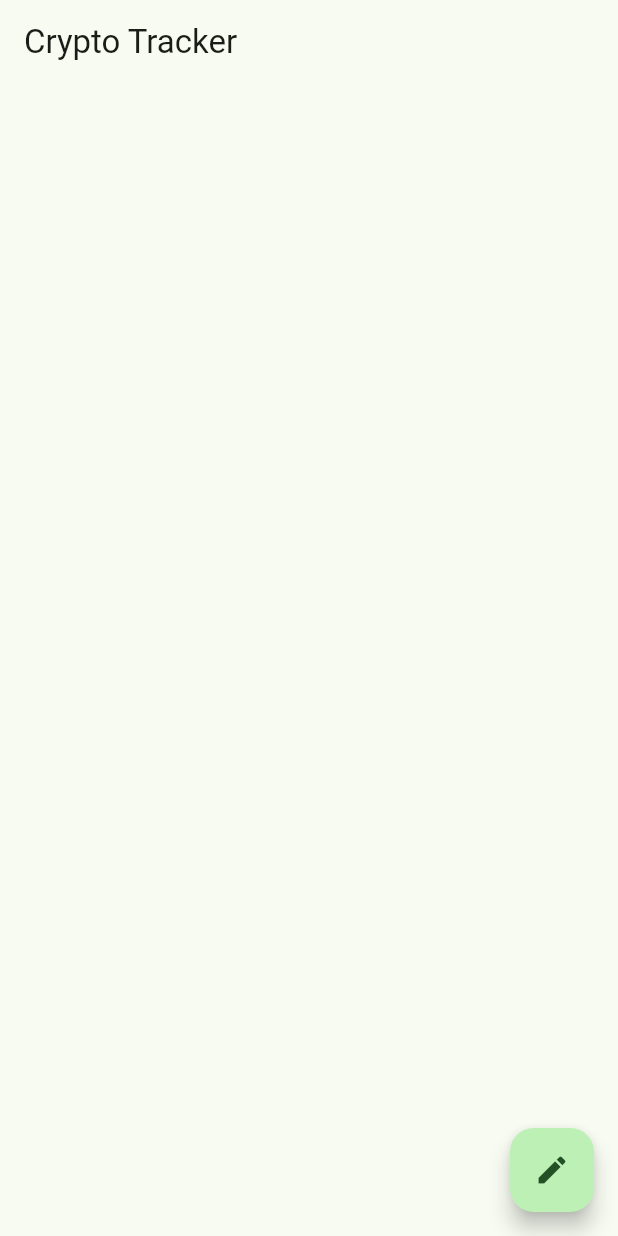
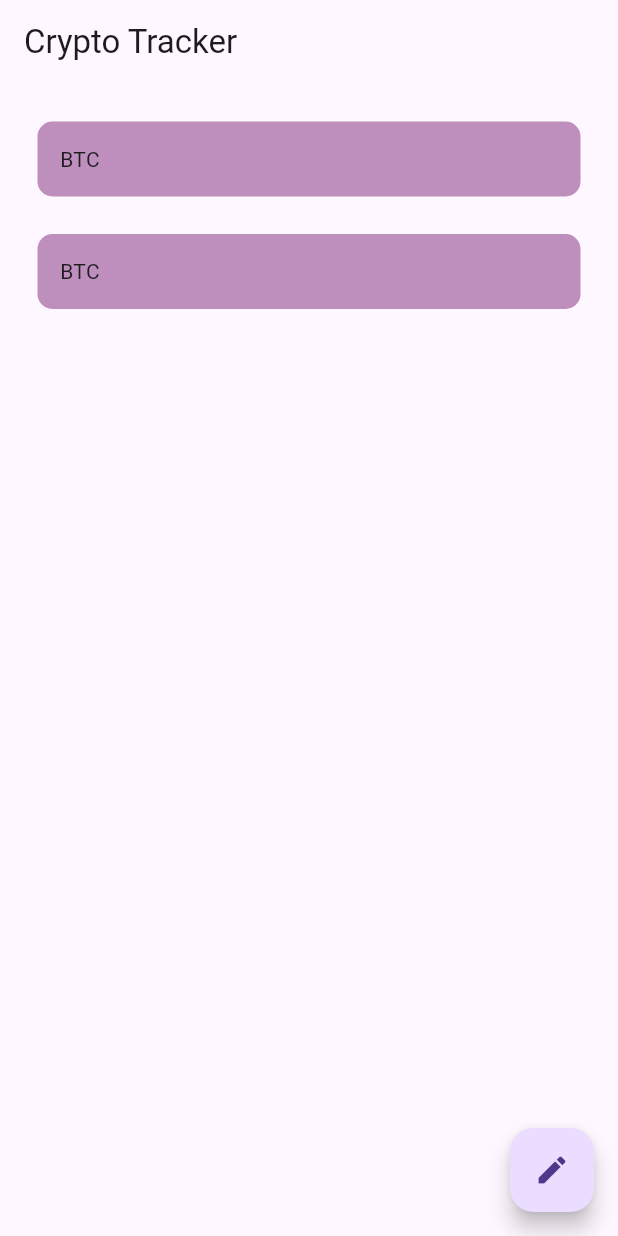
Before and after one commit to Kemberz/crypto_tracker, a Flutter app: the screen it shows after launch, on a phone screen of 412 x 824 dp. Run offline on Flutter 3.47's test engine with Material 3 defaults, Android fonts, the phone set to English and light mode, and no system bars; drawn by our look-alikes of flutter_slidable.

```diff
--- a/lib/main.dart
+++ b/lib/main.dart
@@ -13,11 +13,7 @@ class MainApp extends StatelessWidget {
     return MaterialApp(
       debugShowCheckedModeBanner: false,
       home: HomePage(),
-      theme: ThemeData(
-        colorScheme: ColorScheme.fromSeed(
-          seedColor: Colors.green,
-        ),
-      ),
+      theme: ThemeData(primarySwatch: Colors.blue),
     );
   }
 }
--- a/lib/pages/home_page.dart
+++ b/lib/pages/home_page.dart
@@ -1,3 +1,5 @@
+import 'package:crypto_tracker/util/coin_tile.dart';
+import 'package:crypto_tracker/util/json_decode.dart';
 import 'package:flutter/material.dart';
 import 'package:http/http.dart' as http;
 
@@ -42,6 +44,7 @@ class _HomePageState extends State<HomePage> {
       },
     );
     print(response.body);
+    welcomeFromJson(response.body);
 
     //call function to decode json
     //final welcome = welcomeFromJson(jsonString);
@@ -68,6 +71,7 @@ class _HomePageState extends State<HomePage> {
       body: ListView.builder(
         itemCount: cryptoList.length,
         itemBuilder: (context, index) {
+          return coinTile(coinName: "btc");
         },
       )
     );
--- /dev/null
+++ b/lib/util/alert_box.dart
@@ -0,0 +1 @@
+import 'package:flutter/material.dart';
--- /dev/null
+++ b/lib/util/coin_tile.dart
@@ -0,0 +1,47 @@
+import 'package:flutter/material.dart';
+import 'package:flutter_slidable/flutter_slidable.dart';
+
+class coinTile extends StatelessWidget {
+  final String coinName;
+  Function(BuildContext)? notificationFunction;
+
+  coinTile({super.key,
+    required this.coinName,
+     this.notificationFunction
+  });
+
+  @override
+  Widget build(BuildContext context) {
+    return Padding(
+      padding: const EdgeInsets.only(left: 25.0, right: 25.0, top: 25.0),
+      child: Slidable(
+        endActionPane: ActionPane(
+          motion: const StretchMotion(),
+          children: [
+            SlidableAction(
+              onPressed: notificationFunction,
+              icon: Icons.edit,
+              backgroundColor: Colors.purple.shade800,
+              borderRadius: BorderRadius.circular(12),
+            )
+          ],
+        ),
+        child: Container(
+          padding: const EdgeInsets.all(15.0),
+          decoration: BoxDecoration(
+            color: Color.fromARGB(255, 190, 143, 188),
+            borderRadius: BorderRadius.circular(10),
+          ),
+          child: Row(
+            children: [
+              //task name
+              Text(
+                "BTC"
+              ),
+            ],
+          ),
+        ),
+      ),
+    );
+  }
+}
--- a/pubspec.yaml
+++ b/pubspec.yaml
@@ -10,6 +10,7 @@ dependencies:
   flutter:
     sdk: flutter
   http: ^1.2.1
+  flutter_slidable: ^3.1.0
 
 dev_dependencies:
   flutter_test:
```
Also changed, not shown: lib/util/json_decode.dart (+0 -40 lines), pubspec.lock.
